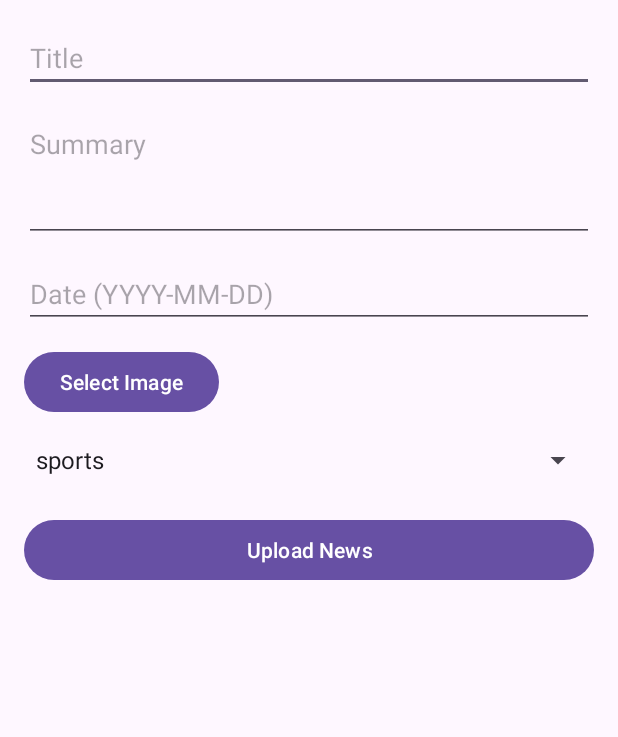
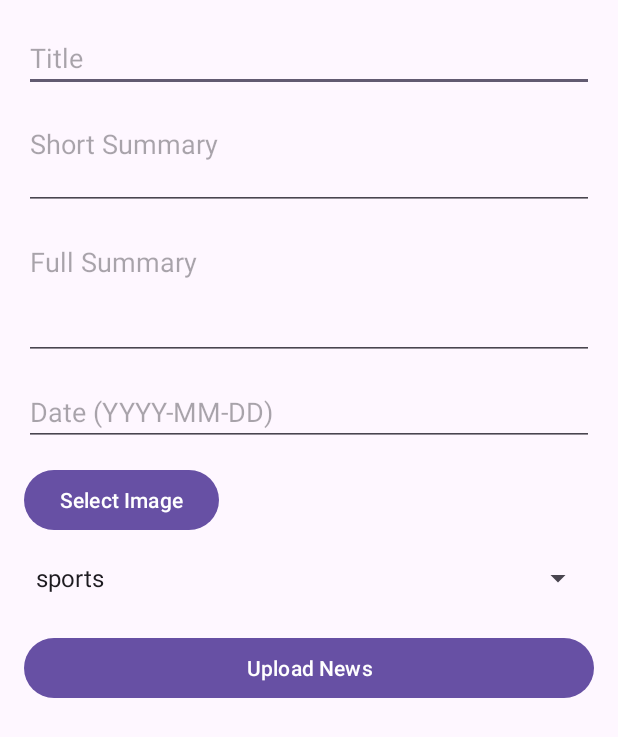
Before and after one commit to danutech-uoc/fotadmin, an Android app: the UploadNewsActivity screen opened directly, with no data from a screen before it, after a tap on "Upload News", on a phone screen of 412 x 824 dp. Shown: the top 737 px of the screen. Run offline under Robolectric (Android 15) with nearby library versions, the phone set to English and light mode, and no system bars; our stand-ins replace Firebase (no records; nobody signed in at launch, a user with empty details on screens opened directly).

Commit message:
updated news artical read more function

```diff
--- a/app/src/main/java/com/example/fotadmin/UploadNewsActivity.java
+++ b/app/src/main/java/com/example/fotadmin/UploadNewsActivity.java
@@ -4,6 +4,7 @@ import android.app.DatePickerDialog;
 import android.content.Intent;
 import android.net.Uri;
 import android.os.Bundle;
+import android.view.View;
 import android.widget.ArrayAdapter;
 import android.widget.Button;
 import android.widget.DatePicker;
@@ -29,7 +30,7 @@ public class UploadNewsActivity extends AppCompatActivity {
 
     private static final int PICK_IMAGE_REQUEST = 101;
 
-    private EditText etTitle, etSummary, etDate;
+    private EditText etTitle, etSummary, etFullSummary, etDate;
     private Button btnSelectImage, btnUpload;
     private ImageView ivSelectedImage;
     private Spinner spinnerCategory;
@@ -45,7 +46,8 @@ public class UploadNewsActivity extends AppCompatActivity {
         setContentView(R.layout.upload_news_activity);
 
         etTitle = findViewById(R.id.etTitle);
-        etSummary = findViewById(R.id.etSummary);
+        etSummary = findViewById(R.id.etSummary);  // Corrected variable name
+        etFullSummary = findViewById(R.id.etFullSummary);
         etDate = findViewById(R.id.etDate);
         btnSelectImage = findViewById(R.id.btnSelectImage);
         btnUpload = findViewById(R.id.btnUpload);
@@ -101,10 +103,11 @@ public class UploadNewsActivity extends AppCompatActivity {
     private void uploadArticle() {
         String title = etTitle.getText().toString().trim();
         String summary = etSummary.getText().toString().trim();
+        String fullSummary = etFullSummary.getText().toString().trim();
         String date = etDate.getText().toString().trim();
         String category = spinnerCategory.getSelectedItem().toString();
 
-        if (title.isEmpty() || summary.isEmpty() || date.isEmpty() || selectedImageUri == null) {
+        if (title.isEmpty() || summary.isEmpty() || fullSummary.isEmpty() || date.isEmpty() || selectedImageUri == null) {
             Toast.makeText(this, "Please fill all fields and select an image", Toast.LENGTH_SHORT).show();
             return;
         }
@@ -116,7 +119,7 @@ public class UploadNewsActivity extends AppCompatActivity {
                     String imageUrl = uri.toString();
 
                     String articleId = database.child(category).push().getKey();
-                    Article article = new Article(articleId, title, summary, date, imageUrl);
+                    Article article = new Article(articleId, title, summary, fullSummary, date, imageUrl);
 
                     if (articleId != null) {
                         database.child(category).child(articleId).setValue(article)
@@ -135,6 +138,7 @@ public class UploadNewsActivity extends AppCompatActivity {
     private void clearForm() {
         etTitle.setText("");
         etSummary.setText("");
+        etFullSummary.setText("");
         etDate.setText("");
         ivSelectedImage.setImageURI(null);
         ivSelectedImage.setVisibility(ImageView.GONE);
--- a/app/src/main/res/layout/upload_news_activity.xml
+++ b/app/src/main/res/layout/upload_news_activity.xml
@@ -20,7 +20,17 @@
             android:id="@+id/etSummary"
             android:layout_width="match_parent"
             android:layout_height="wrap_content"
-            android:hint="Summary"
+            android:hint="Short Summary"
+            android:minLines="2"
+            android:gravity="top"
+            android:inputType="textMultiLine"
+            android:layout_marginTop="12dp" />
+
+        <EditText
+            android:id="@+id/etFullSummary"
+            android:layout_width="match_parent"
+            android:layout_height="wrap_content"
+            android:hint="Full Summary"
             android:minLines="3"
             android:gravity="top"
             android:inputType="textMultiLine"
```
Also changed, not shown: app/src/main/java/com/example/fotadmin/models/Article.java (+6 -1 lines).
